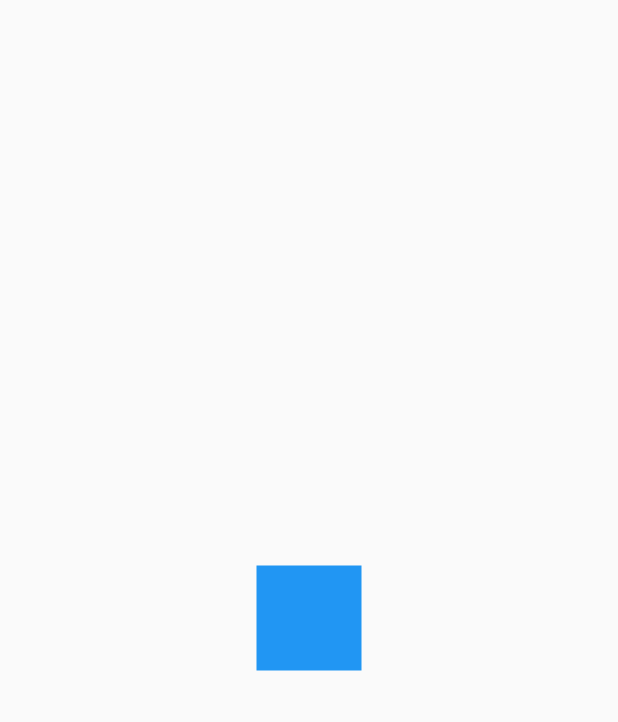
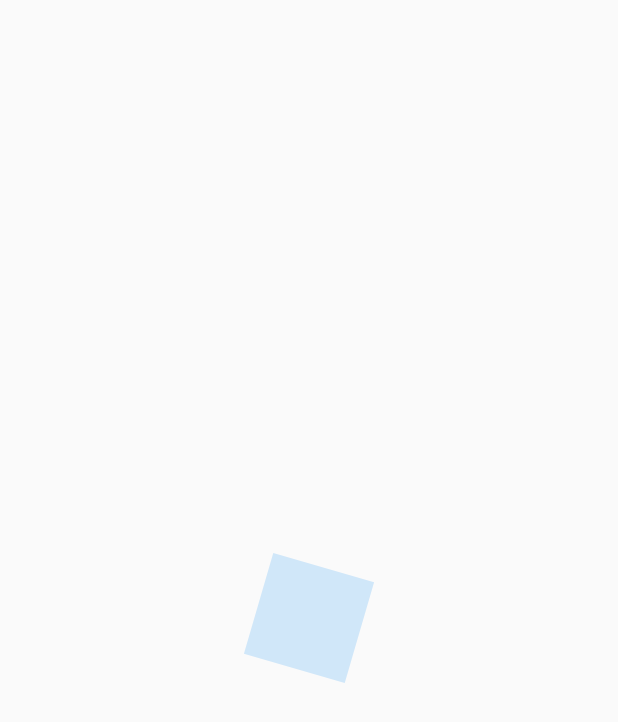
Before and after one commit to xavit/flutter_headers, a Flutter app: the screen it shows after launch, on a phone screen of 412 x 824 dp. Shown: the top 722 px of the screen. Run offline on Flutter 3.47's test engine with Material 2 defaults, Android fonts, the phone set to English and light mode, and no system bars.

```diff
--- a/lib/src/pages/animaciones_page.dart
+++ b/lib/src/pages/animaciones_page.dart
@@ -22,20 +22,32 @@ class _CuadradoAnimadoState extends State<CuadradoAnimado>
   // Animation
   AnimationController controller;
   Animation<double> rotacion;
+  Animation<double> opacidad;
 
   @override
   void initState() {
     controller = new AnimationController(
       vsync: this,
-      duration: Duration(milliseconds: 2000),
+      duration: Duration(milliseconds: 4000),
     );
 
-    rotacion = Tween(begin: 0.0, end: 2.0 * Math.pi).animate(controller);
+    rotacion = Tween(begin: 0.0, end: 2.0 * Math.pi).animate(
+      CurvedAnimation(
+        parent: controller,
+        curve: Curves.ease,
+      ),
+    );
+
+    opacidad = Tween(begin: 0.1, end: 1.0).animate(CurvedAnimation(
+      parent: controller,
+      curve: Curves.easeOut,
+    ));
 
     controller.addListener(() {
       print('Status: ${controller.status}');
       if (controller.status == AnimationStatus.completed) {
         controller.reverse();
+        // controller.reset();
       }
     });
 
@@ -54,12 +66,15 @@ class _CuadradoAnimadoState extends State<CuadradoAnimado>
 
     return AnimatedBuilder(
       animation: controller,
-      // child: child,
-      builder: (BuildContext context, Widget child) {
+      child: _Rectangulo(),
+      builder: (BuildContext context, Widget childRectangulo) {
         print(rotacion.value);
         return Transform.rotate(
           angle: rotacion.value,
-          child: _Rectangulo(),
+          child: Opacity(
+            opacity: opacidad.value,
+            child: childRectangulo,
+          ),
         );
       },
     );
```
